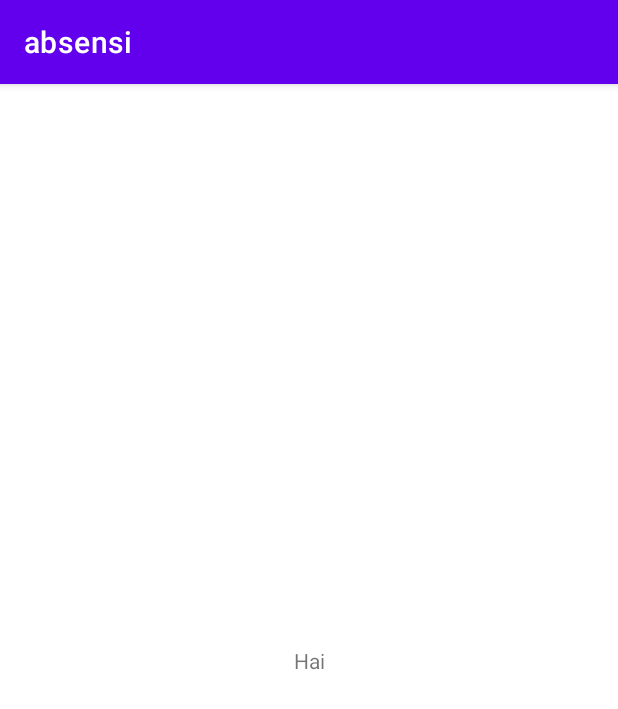
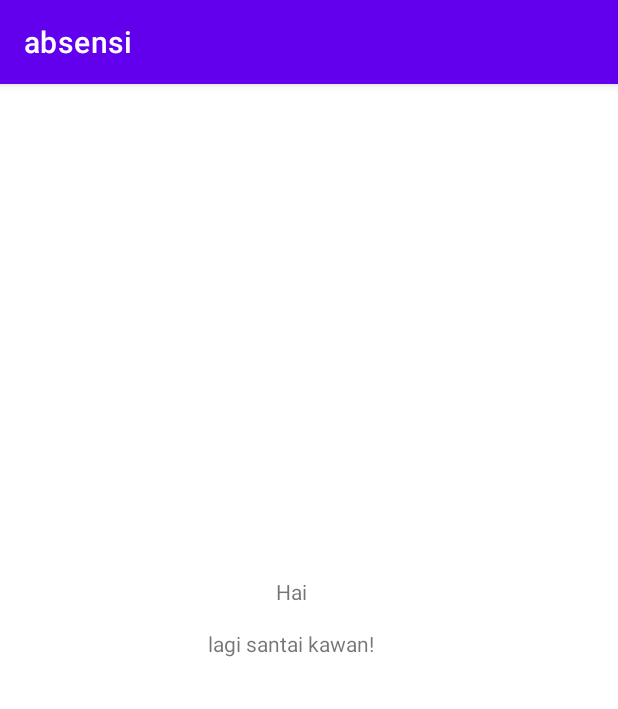
Before and after one commit to miya3333/projectmobileapp, an Android app: the screen it shows after launch (MainActivity), on a phone screen of 412 x 824 dp. Shown: the top 709 px of the screen. Run offline under Robolectric (Android 15) with nearby library versions, the phone set to English and light mode, and no system bars.

Commit message:
change text

```diff
--- a/app/src/main/res/layout/activity_main.xml
+++ b/app/src/main/res/layout/activity_main.xml
@@ -9,10 +9,23 @@
     <TextView
         android:layout_width="wrap_content"
         android:layout_height="wrap_content"
+        android:text="lagi santai kawan!"
+        app:layout_constraintBottom_toBottomOf="parent"
+        app:layout_constraintEnd_toEndOf="parent"
+        app:layout_constraintHorizontal_bias="0.461"
+        app:layout_constraintStart_toStartOf="parent"
+        app:layout_constraintTop_toTopOf="parent"
+        app:layout_constraintVertical_bias="0.485" />
+
+    <TextView
+        android:id="@+id/textView"
+        android:layout_width="wrap_content"
+        android:layout_height="wrap_content"
         android:text="Hai"
         app:layout_constraintBottom_toBottomOf="parent"
         app:layout_constraintEnd_toEndOf="parent"
+        app:layout_constraintHorizontal_bias="0.471"
         app:layout_constraintStart_toStartOf="parent"
-        app:layout_constraintTop_toTopOf="parent" />
-
+        app:layout_constraintTop_toTopOf="parent"
+        app:layout_constraintVertical_bias="0.439" />
 </androidx.constraintlayout.widget.ConstraintLayout>
```
